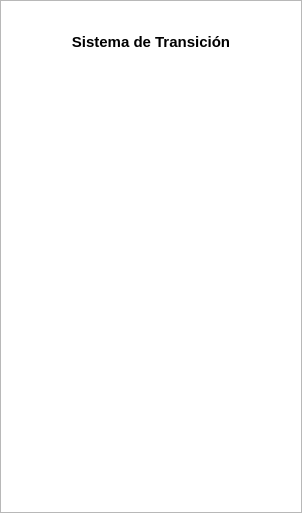
Before: the Qt Designer form asistente_ladm_col/ui/transition_system/home_widget.ui in SwissTierrasColombia/Asistente-LADM-COL, drawn with Qt 5.
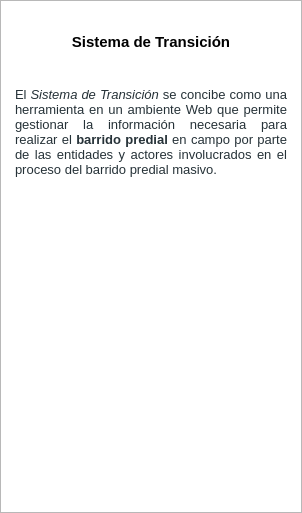
After: the same form once the commit is applied. Icons and pictures are not drawn.

```diff
--- a/asistente_ladm_col/ui/transition_system/home_widget.ui
+++ b/asistente_ladm_col/ui/transition_system/home_widget.ui
@@ -57,7 +57,10 @@
 &lt;p align=&quot;center&quot; style=&quot;-qt-paragraph-type:empty; margin-top:0px; margin-bottom:0px; margin-left:0px; margin-right:0px; -qt-block-indent:0; text-indent:0px;&quot;&gt;&lt;br /&gt;&lt;/p&gt;
 &lt;p align=&quot;center&quot; style=&quot;-qt-paragraph-type:empty; margin-top:0px; margin-bottom:0px; margin-left:0px; margin-right:0px; -qt-block-indent:0; text-indent:0px;&quot;&gt;&lt;br /&gt;&lt;/p&gt;
 &lt;p align=&quot;center&quot; style=&quot; margin-top:0px; margin-bottom:0px; margin-left:0px; margin-right:0px; -qt-block-indent:0; text-indent:0px;&quot;&gt;&lt;img src=&quot;:/Asistente-LADM_COL/resources/images/home.svg&quot; /&gt;&lt;/p&gt;
-&lt;p align=&quot;center&quot; style=&quot; margin-top:0px; margin-bottom:0px; margin-left:0px; margin-right:0px; -qt-block-indent:0; text-indent:0px;&quot;&gt;&lt;span style=&quot; font-size:11pt; font-weight:600;&quot;&gt;Sistema de Transición&lt;/span&gt;&lt;/p&gt;&lt;/body&gt;&lt;/html&gt;</string>
+&lt;p align=&quot;center&quot; style=&quot; margin-top:0px; margin-bottom:0px; margin-left:0px; margin-right:0px; -qt-block-indent:0; text-indent:0px;&quot;&gt;&lt;span style=&quot; font-size:11pt; font-weight:600;&quot;&gt;Sistema de Transición&lt;/span&gt;&lt;/p&gt;
+&lt;p align=&quot;center&quot; style=&quot;-qt-paragraph-type:empty; margin-top:0px; margin-bottom:0px; margin-left:0px; margin-right:0px; -qt-block-indent:0; text-indent:0px; font-size:11pt; font-weight:600;&quot;&gt;&lt;br /&gt;&lt;/p&gt;
+&lt;p align=&quot;center&quot; style=&quot;-qt-paragraph-type:empty; margin-top:0px; margin-bottom:0px; margin-left:0px; margin-right:0px; -qt-block-indent:0; text-indent:0px; font-size:11pt; font-weight:600;&quot;&gt;&lt;br /&gt;&lt;/p&gt;
+&lt;p align=&quot;justify&quot; style=&quot; margin-top:0px; margin-bottom:0px; margin-left:10px; margin-right:10px; -qt-block-indent:0; text-indent:0px;&quot;&gt;&lt;span style=&quot; font-family:'Roboto,sans-serif'; font-size:13px; color:#263238;&quot;&gt;El &lt;/span&gt;&lt;span style=&quot; font-family:'Roboto,sans-serif'; font-size:13px; font-style:italic; color:#263238;&quot;&gt;Sistema de Transición&lt;/span&gt;&lt;span style=&quot; font-family:'Roboto,sans-serif'; font-size:13px; color:#263238;&quot;&gt; se concibe como una herramienta en un ambiente Web que permite gestionar la información necesaria para realizar el &lt;/span&gt;&lt;span style=&quot; font-family:'Roboto,sans-serif'; font-size:13px; font-weight:600; color:#263238;&quot;&gt;barrido predial&lt;/span&gt;&lt;span style=&quot; font-family:'Roboto,sans-serif'; font-size:13px; color:#263238;&quot;&gt; en campo por parte de las entidades y actores involucrados en el proceso del barrido predial masivo.  &lt;/span&gt;</string>
      </property>
     </widget>
    </item>
```
Left out of the diff: 1 changed line with no effect on the pictures.
